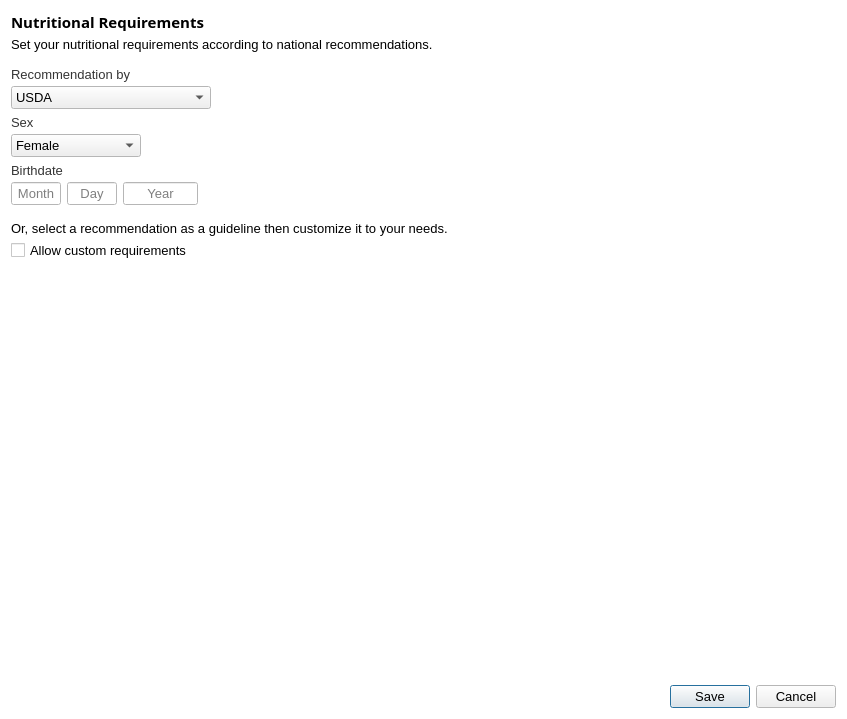
The window that ui_requirementswindow.ui (josh-minch/spartan) describes before a commit, drawn with Qt 5.
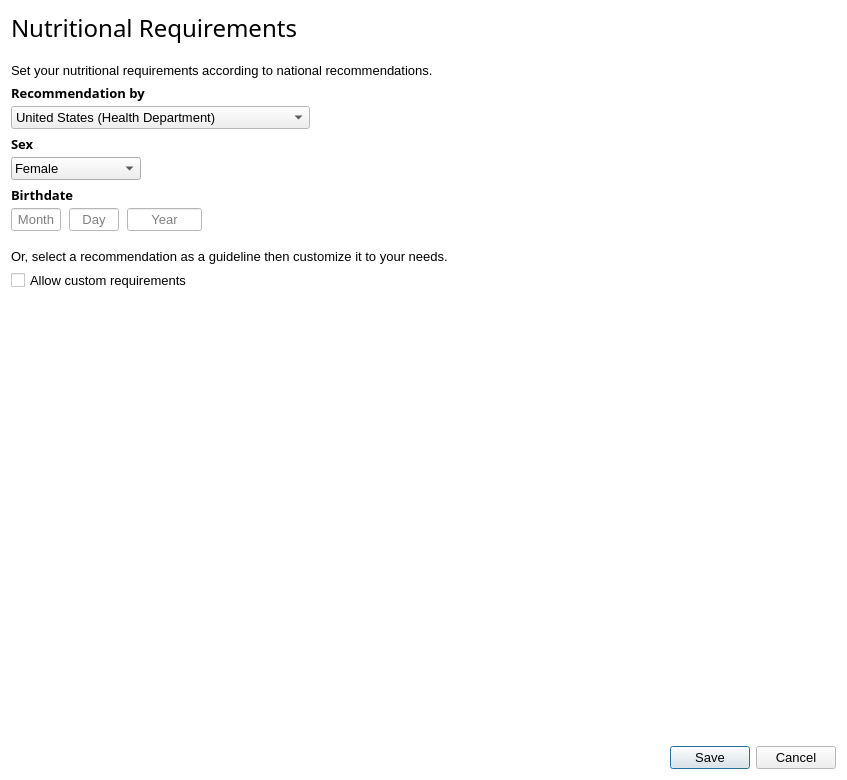
The same window after the commit. Icons and pictures are not drawn.

Commit message: Customize dropdown combo box appearance

```diff
--- a/ui_requirementswindow.ui
+++ b/ui_requirementswindow.ui
@@ -7,7 +7,7 @@
     <x>0</x>
     <y>0</y>
     <width>847</width>
-    <height>719</height>
+    <height>780</height>
    </rect>
   </property>
   <property name="sizePolicy">
@@ -93,22 +93,15 @@
    <iconset>
     <normaloff>images/icon_trimmed.png</normaloff>images/icon_trimmed.png</iconset>
   </property>
-  <layout class="QVBoxLayout" name="verticalLayout_6" stretch="0,1,0">
-   <item>
-    <layout class="QFormLayout" name="formLayout">
-     <item row="0" column="0" colspan="2">
       <layout class="QVBoxLayout" name="verticalLayout">
-       <property name="spacing">
-        <number>4</number>
-       </property>
        <item>
         <widget class="QLabel" name="label">
          <property name="font">
           <font>
-           <family>Segoe UI Semibold</family>
-           <pointsize>11</pointsize>
-           <weight>75</weight>
-           <bold>true</bold>
+       <family>Segoe UI Semilight</family>
+       <pointsize>18</pointsize>
+       <weight>50</weight>
+       <bold>false</bold>
           </font>
          </property>
          <property name="text">
@@ -120,28 +113,31 @@
         </widget>
        </item>
        <item>
+    <spacer name="verticalSpacer_2">
+     <property name="orientation">
+      <enum>Qt::Vertical</enum>
+     </property>
+     <property name="sizeType">
+      <enum>QSizePolicy::Fixed</enum>
+     </property>
+     <property name="sizeHint" stdset="0">
+      <size>
+       <width>20</width>
+       <height>12</height>
+      </size>
+     </property>
+    </spacer>
+   </item>
+   <item>
+    <layout class="QFormLayout" name="formLayout">
+     <item row="0" column="0">
         <widget class="QLabel" name="label_2">
          <property name="text">
           <string>Set your nutritional requirements according to national recommendations.</string>
          </property>
         </widget>
        </item>
-      </layout>
-     </item>
-     <item row="1" column="0" colspan="2">
-      <spacer name="verticalSpacer_2">
-       <property name="orientation">
-        <enum>Qt::Vertical</enum>
-       </property>
-       <property name="sizeHint" stdset="0">
-        <size>
-         <width>20</width>
-         <height>3</height>
-        </size>
-       </property>
-      </spacer>
-     </item>
-     <item row="2" column="0">
+     <item row="1" column="0">
       <layout class="QVBoxLayout" name="verticalLayout_5">
        <property name="spacing">
         <number>4</number>
@@ -154,9 +150,9 @@
             <colorrole role="WindowText">
              <brush brushstyle="SolidPattern">
               <color alpha="255">
-               <red>52</red>
-               <green>52</green>
-               <blue>52</blue>
+               <red>0</red>
+               <green>0</green>
+               <blue>0</blue>
               </color>
              </brush>
             </colorrole>
@@ -165,9 +161,9 @@
             <colorrole role="WindowText">
              <brush brushstyle="SolidPattern">
               <color alpha="255">
-               <red>52</red>
-               <green>52</green>
-               <blue>52</blue>
+               <red>0</red>
+               <green>0</green>
+               <blue>0</blue>
               </color>
              </brush>
             </colorrole>
@@ -187,10 +183,10 @@
          </property>
          <property name="font">
           <font>
-           <family>Segoe UI</family>
+           <family>Segoe UI Semibold</family>
            <pointsize>10</pointsize>
-           <weight>50</weight>
-           <bold>false</bold>
+           <weight>75</weight>
+           <bold>true</bold>
           </font>
          </property>
          <property name="text">
@@ -208,87 +204,48 @@
          </property>
          <property name="minimumSize">
           <size>
-           <width>200</width>
+           <width>0</width>
            <height>0</height>
           </size>
          </property>
-         <property name="palette">
-          <palette>
-           <active>
-            <colorrole role="Highlight">
-             <brush brushstyle="SolidPattern">
-              <color alpha="255">
-               <red>218</red>
-               <green>236</green>
-               <blue>249</blue>
-              </color>
-             </brush>
-            </colorrole>
-            <colorrole role="HighlightedText">
-             <brush brushstyle="SolidPattern">
-              <color alpha="255">
-               <red>0</red>
-               <green>0</green>
-               <blue>0</blue>
-              </color>
-             </brush>
-            </colorrole>
-           </active>
-           <inactive>
-            <colorrole role="Highlight">
-             <brush brushstyle="SolidPattern">
-              <color alpha="255">
-               <red>218</red>
-               <green>236</green>
-               <blue>249</blue>
-              </color>
-             </brush>
-            </colorrole>
-            <colorrole role="HighlightedText">
-             <brush brushstyle="SolidPattern">
-              <color alpha="255">
-               <red>0</red>
-               <green>0</green>
-               <blue>0</blue>
-              </color>
-             </brush>
-            </colorrole>
-           </inactive>
-           <disabled>
-            <colorrole role="Highlight">
-             <brush brushstyle="SolidPattern">
-              <color alpha="255">
-               <red>0</red>
-               <green>120</green>
-               <blue>215</blue>
-              </color>
-             </brush>
-            </colorrole>
-            <colorrole role="HighlightedText">
-             <brush brushstyle="SolidPattern">
-              <color alpha="255">
-               <red>0</red>
-               <green>0</green>
-               <blue>0</blue>
-              </color>
-             </brush>
-            </colorrole>
-           </disabled>
-          </palette>
+         <property name="font">
+          <font>
+           <family>Segoe UI</family>
+           <pointsize>10</pointsize>
+          </font>
+         </property>
+         <property name="mouseTracking">
+          <bool>false</bool>
          </property>
          <property name="focusPolicy">
           <enum>Qt::TabFocus</enum>
          </property>
+         <property name="currentText">
+          <string>United States (Health Department)</string>
+         </property>
+         <property name="frame">
+          <bool>true</bool>
+         </property>
          <item>
           <property name="text">
-           <string>USDA</string>
+           <string>United States (Health Department)</string>
+          </property>
+         </item>
+         <item>
+          <property name="text">
+           <string>European Union (Food Safety Authority)</string>
+          </property>
+         </item>
+         <item>
+          <property name="text">
+           <string>Japan (Ministry of Health, Labour and Welfare)</string>
           </property>
          </item>
         </widget>
        </item>
       </layout>
      </item>
-     <item row="3" column="0">
+     <item row="2" column="0">
       <layout class="QVBoxLayout" name="verticalLayout_4">
        <property name="spacing">
         <number>4</number>
@@ -301,9 +258,9 @@
             <colorrole role="WindowText">
              <brush brushstyle="SolidPattern">
               <color alpha="255">
-               <red>52</red>
-               <green>52</green>
-               <blue>52</blue>
+               <red>0</red>
+               <green>0</green>
+               <blue>0</blue>
               </color>
              </brush>
             </colorrole>
@@ -312,9 +269,9 @@
             <colorrole role="WindowText">
              <brush brushstyle="SolidPattern">
               <color alpha="255">
-               <red>52</red>
-               <green>52</green>
-               <blue>52</blue>
+               <red>0</red>
+               <green>0</green>
+               <blue>0</blue>
               </color>
              </brush>
             </colorrole>
@@ -334,10 +291,10 @@
          </property>
          <property name="font">
           <font>
-           <family>Segoe UI</family>
+           <family>Segoe UI Semibold</family>
            <pointsize>10</pointsize>
-           <weight>50</weight>
-           <bold>false</bold>
+           <weight>75</weight>
+           <bold>true</bold>
           </font>
          </property>
          <property name="text">
@@ -426,9 +383,35 @@
            </disabled>
           </palette>
          </property>
+         <property name="font">
+          <font>
+           <family>Segoe UI</family>
+           <pointsize>10</pointsize>
+          </font>
+         </property>
          <property name="focusPolicy">
           <enum>Qt::TabFocus</enum>
          </property>
+         <property name="styleSheet">
+          <string notr="true">QComboBox {
+    padding: 2px 0px 2px 3px;
+}
+
+QComboBox QAbstractItemView {
+    margin-top: 0px;
+    padding-bottom: 0px;
+}
+
+QComboBox QAbstractItemView::item { 
+	min-height: 35px; 
+	min-width: 50px;
+}
+
+QListView::item:selected {
+	color: black; 
+	background-color: lightblue
+}</string>
+         </property>
          <item>
           <property name="text">
            <string>Female</string>
@@ -453,7 +436,7 @@
        </item>
       </layout>
      </item>
-     <item row="4" column="0">
+     <item row="3" column="0">
       <layout class="QVBoxLayout" name="verticalLayout_3">
        <property name="spacing">
         <number>4</number>
@@ -466,9 +449,9 @@
             <colorrole role="WindowText">
              <brush brushstyle="SolidPattern">
               <color alpha="255">
-               <red>52</red>
-               <green>52</green>
-               <blue>52</blue>
+               <red>0</red>
+               <green>0</green>
+               <blue>0</blue>
               </color>
              </brush>
             </colorrole>
@@ -477,9 +460,9 @@
             <colorrole role="WindowText">
              <brush brushstyle="SolidPattern">
               <color alpha="255">
-               <red>52</red>
-               <green>52</green>
-               <blue>52</blue>
+               <red>0</red>
+               <green>0</green>
+               <blue>0</blue>
               </color>
              </brush>
             </colorrole>
@@ -499,10 +482,10 @@
          </property>
          <property name="font">
           <font>
-           <family>Segoe UI</family>
+           <family>Segoe UI Semibold</family>
            <pointsize>10</pointsize>
-           <weight>50</weight>
-           <bold>false</bold>
+           <weight>75</weight>
+           <bold>true</bold>
           </font>
          </property>
          <property name="text">
@@ -513,7 +496,7 @@
        <item>
         <layout class="QHBoxLayout" name="horizontalLayout_2">
          <property name="spacing">
-          <number>6</number>
+          <number>8</number>
          </property>
          <item>
           <widget class="QLineEdit" name="mon_edit">
@@ -594,23 +577,28 @@
        </item>
       </layout>
      </item>
-     <item row="5" column="0" colspan="2">
+    </layout>
+   </item>
+   <item>
       <spacer name="verticalSpacer">
        <property name="orientation">
         <enum>Qt::Vertical</enum>
        </property>
+     <property name="sizeType">
+      <enum>QSizePolicy::Fixed</enum>
+     </property>
        <property name="sizeHint" stdset="0">
         <size>
-         <width>20</width>
-         <height>4</height>
+       <width>17</width>
+       <height>12</height>
         </size>
        </property>
       </spacer>
      </item>
-     <item row="6" column="0" colspan="2">
+   <item>
       <layout class="QVBoxLayout" name="verticalLayout_2">
        <property name="spacing">
-        <number>4</number>
+      <number>6</number>
        </property>
        <item>
         <widget class="QLabel" name="label_9">
@@ -628,17 +616,10 @@
        </item>
       </layout>
      </item>
-    </layout>
-   </item>
    <item>
     <layout class="QHBoxLayout" name="horizontalLayout">
      <item>
       <widget class="QTableView" name="macro_view">
-       <property name="font">
-        <font>
-         <pointsize>10</pointsize>
-        </font>
-       </property>
        <property name="focusPolicy">
         <enum>Qt::NoFocus</enum>
        </property>
@@ -671,11 +652,6 @@
      </item>
      <item>
       <widget class="QTableView" name="vit_view">
-       <property name="font">
-        <font>
-         <pointsize>10</pointsize>
-        </font>
-       </property>
        <property name="focusPolicy">
         <enum>Qt::NoFocus</enum>
        </property>
@@ -708,11 +684,6 @@
      </item>
      <item>
       <widget class="QTableView" name="mineral_view">
-       <property name="font">
-        <font>
-         <pointsize>10</pointsize>
-        </font>
-       </property>
        <property name="focusPolicy">
         <enum>Qt::NoFocus</enum>
        </property>
```
Lines whose indentation alone changed are shown as unchanged. The commit also changes 2 other files.
